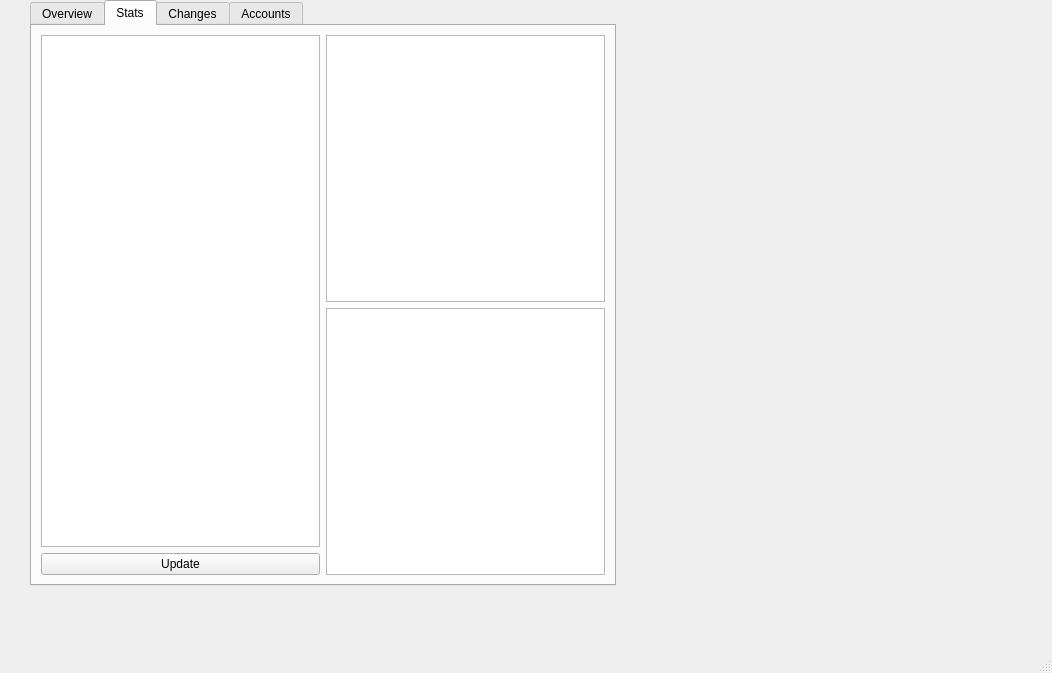
Above: gui/mainwindow.ui from explosion204/office-expense-tracker before the change. Below: the same form after it.
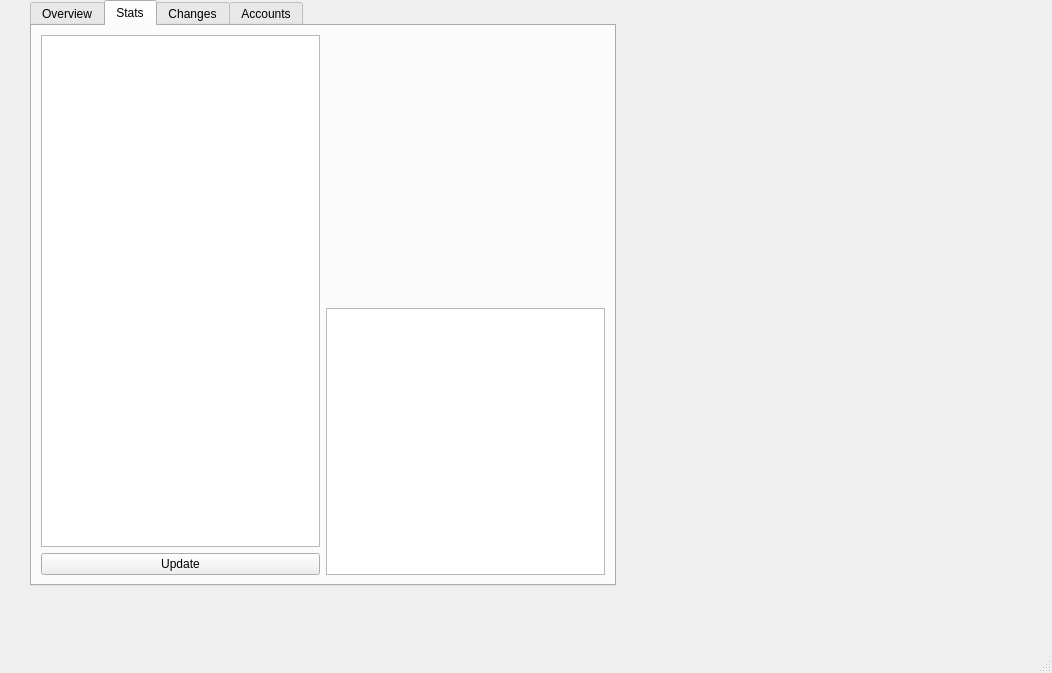
That is the form after the change. The open tabs and pages were chosen to show the change.

Patch:
```diff
--- a/gui/mainwindow.ui
+++ b/gui/mainwindow.ui
@@ -218,7 +218,17 @@
       <item row="0" column="1">
        <layout class="QVBoxLayout" name="verticalLayout_3">
         <item>
-         <widget class="QGraphicsView" name="statsGraphicsView"/>
+         <widget class="QLabel" name="plotLabel">
+          <property name="sizePolicy">
+           <sizepolicy hsizetype="Expanding" vsizetype="Expanding">
+            <horstretch>0</horstretch>
+            <verstretch>0</verstretch>
+           </sizepolicy>
+          </property>
+          <property name="text">
+           <string/>
+          </property>
+         </widget>
         </item>
         <item>
          <widget class="QTextBrowser" name="statsBrowser"/>
```
Left out of the diff: 9 changed lines with no effect on the pictures.
